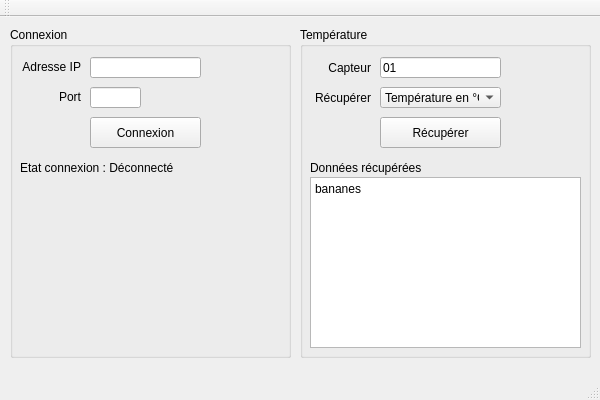
Above: Client TCP-IP/ClientTCPIP.ui from YannFauquembergue/Client-Serveur-TCP-IP before the change. Below: the same form after it.
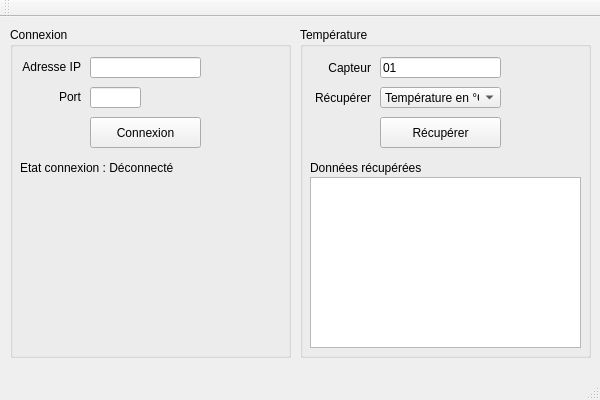
That is the form after the change.

Commit message: Affichage de la réponse plus claire pour client et serveur

The edit to the form file:
```diff
--- a/Client TCP-IP/ClientTCPIP.ui
+++ b/Client TCP-IP/ClientTCPIP.ui
@@ -112,7 +112,8 @@
       <bool>true</bool>
      </property>
      <property name="plainText">
-      <string>bananes</string>
+      <string>
+</string>
      </property>
      <property name="textInteractionFlags">
       <set>Qt::TextSelectableByMouse</set>
```
The commit also changes 2 other files.
